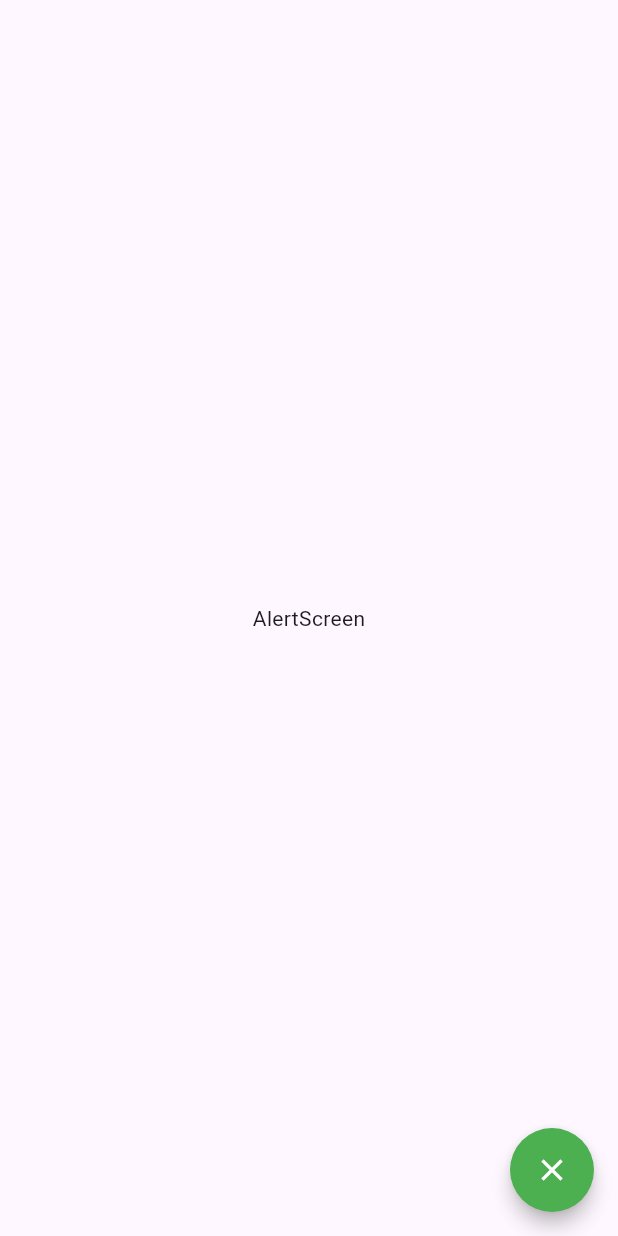
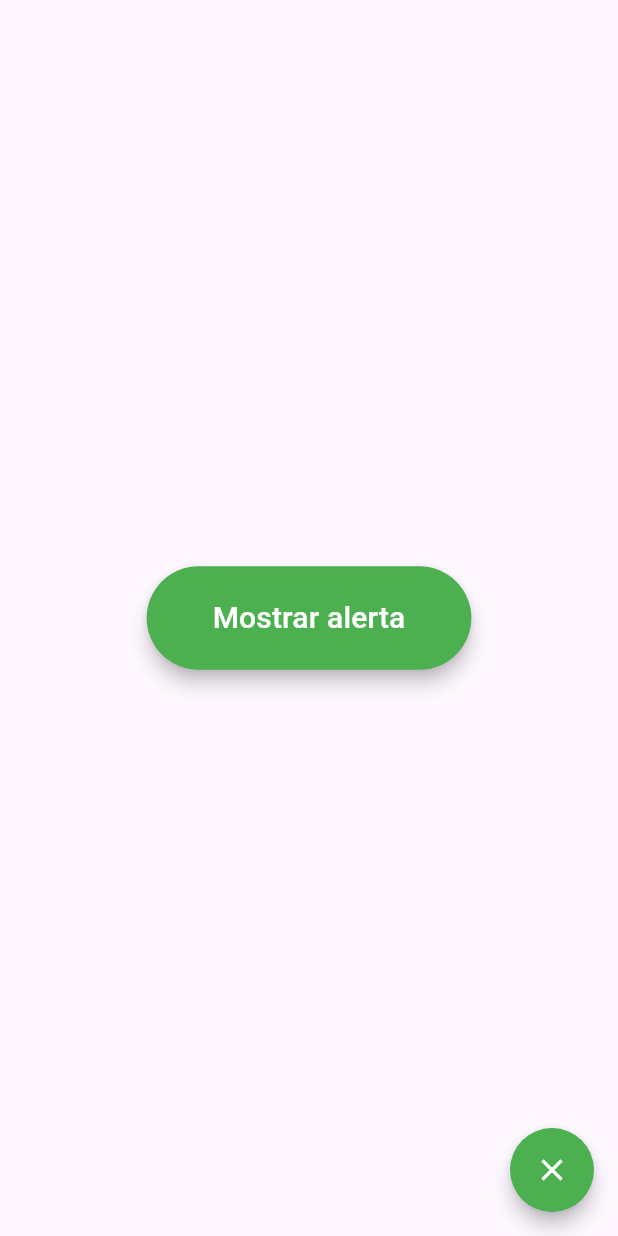
Before and after one commit to AlvaroFernandezRodriguez4/fl_components, a Flutter app: the AlertScreen screen opened by its route, on a phone screen of 412 x 824 dp. Run offline on Flutter 3.47's test engine with Material 3 defaults, Android fonts, the phone set to English and light mode, and no system bars.

Commit message:
AlertDialog

```diff
--- a/lib/screens/alert_screen.dart
+++ b/lib/screens/alert_screen.dart
@@ -4,11 +4,40 @@ class AlertScreen extends StatelessWidget {
 
   const AlertScreen({Key? key}) : super(key: key);
 
+  void displayDialog(BuildContext context){
+   // print('Hola mundo');ç
+   showDialog(
+    barrierDismissible: true,
+    context: context,
+    builder: (context){
+      return AlertDialog(
+        title: Text('Alerta'),
+        content:
+        Column(
+          mainAxisSize: MainAxisSize.min,
+          children: [
+            Text('Contenido del mensaje de alerta'),
+            SizedBox(height: 10,),
+            FlutterLogo(size: 100,)
+          ],
+        ),
+
+      );
+    }
+    );
+  }
+
   @override
   Widget build(BuildContext context) {
     return Scaffold(
-      body: const Center(
-         child: Text('AlertScreen'),
+      body:  Center(
+         child: ElevatedButton(
+          onPressed: () => displayDialog(context),
+          child: Padding(
+            padding: const EdgeInsets.all(20.0),
+            child: const Text('Mostrar alerta', style: TextStyle(fontSize: 20),),
+          )
+          ),
       ),
       floatingActionButton: FloatingActionButton(
         child: const Icon(Icons.close),
--- a/lib/theme/app_theme.dart
+++ b/lib/theme/app_theme.dart
@@ -26,6 +26,15 @@ class AppTheme {
           shape: StadiumBorder(),
           elevation: 5,
           foregroundColor: Colors.white
+        ),
+        //ElevatedButton
+        elevatedButtonTheme: ElevatedButtonThemeData(
+          style: ElevatedButton.styleFrom(
+            backgroundColor: primary,
+            foregroundColor: Colors.white,
+            shape: StadiumBorder(),
+            elevation: 5,
+          )
         )
   );
 
```
